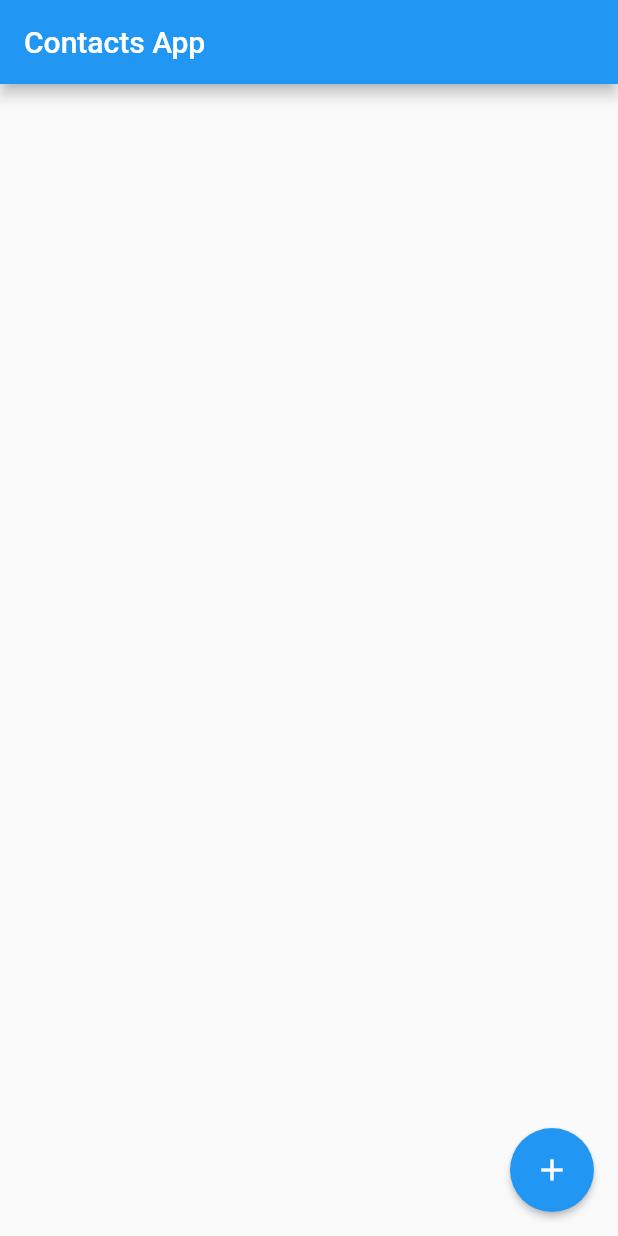
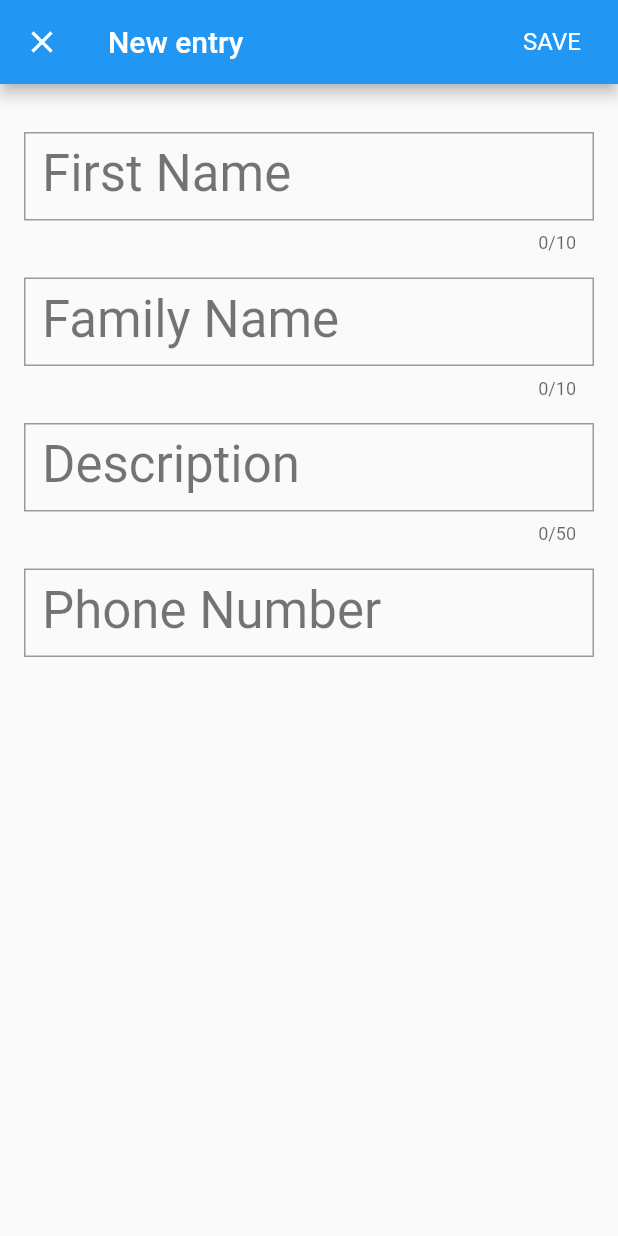
Before and after one commit to zeyadkhaled/TemporaryContacts, a Flutter app: the screen it shows after launch, after a tap on the "add" icon, on a phone screen of 412 x 824 dp. Run offline on Flutter 3.47's test engine with Material 2 defaults, Android fonts, the phone set to English and light mode, and no system bars; our stand-ins replace contacts_service, shared_preferences; missing offline and left inert: simple_permissions.

Commit message:
Implemented Add Contact Dialog

```diff
--- /dev/null
+++ b/lib/addcontact_dialog.dart
@@ -0,0 +1,127 @@
+import 'package:flutter/material.dart';
+import 'package:contacts_service/contacts_service.dart';
+
+class AddContactDialog extends StatefulWidget {
+  @override
+  AddContactDialogState createState() => new AddContactDialogState();
+}
+
+class AddContactDialogState extends State<AddContactDialog> {
+  Contact contact = new Contact();
+  Iterable<Item> phones;
+
+  _createPhone(String number) {
+    phones = [new Item(label: "Mobile", value: number)];
+    contact.phones = phones;
+  }
+
+  Widget _createDialogBody() {
+    return Padding(
+        padding: const EdgeInsets.only(top: 16.0),
+        child: SingleChildScrollView(
+          child: Column(
+            mainAxisSize: MainAxisSize.min,
+            mainAxisAlignment: MainAxisAlignment.spaceAround,
+            children: <Widget>[
+              Padding(
+                padding: const EdgeInsets.only(top: 12.0),
+                child: new ListTile(
+                  //leading: new Icon(Icons.info, color: Colors.grey[500]),
+                  title: new TextField(
+                    maxLength: 10,
+                    decoration: new InputDecoration(
+                      labelStyle: Theme.of(context).textTheme.display1,
+                      labelText: 'First Name',
+                      border: OutlineInputBorder(
+                        borderRadius: BorderRadius.circular(0.0),
+                      ),
+                    ),
+                    keyboardType: TextInputType.text,
+                    onChanged: (value) => contact.givenName = value,
+                  ),
+                ),
+              ),
+              Padding(
+                padding: const EdgeInsets.only(top: 8.0),
+                child: new ListTile(
+                  //leading: new Icon(Icons.info, color: Colors.grey[500]),
+                  title: new TextField(
+                    maxLength: 10,
+                    decoration: new InputDecoration(
+                      labelStyle: Theme.of(context).textTheme.display1,
+                      //errorText: _showValidationError ? 'Invalid number entered' : null,
+                      labelText: 'Family Name',
+                      border: OutlineInputBorder(
+                        borderRadius: BorderRadius.circular(0.0),
+                      ),
+                    ),
+                    keyboardType: TextInputType.text,
+                    onChanged: (value) => contact.familyName = value,
+                  ),
+                ),
+              ),
+              Padding(
+                padding: const EdgeInsets.only(top: 8.0),
+                child: new ListTile(
+                  //leading: new Icon(Icons.info, color: Colors.grey[500]),
+                  title: new TextField(
+                    maxLength: 50,
+                    decoration: new InputDecoration(
+                      labelStyle: Theme.of(context).textTheme.display1,
+                      //errorText: _showValidationError ? 'Invalid number entered' : null,
+                      labelText: 'Description',
+                      border: OutlineInputBorder(
+                        borderRadius: BorderRadius.circular(0.0),
+                      ),
+                    ),
+                    keyboardType: TextInputType.text,
+                    onChanged: (value) => contact.jobTitle = value,
+                  ),
+                ),
+              ),
+              Padding(
+                padding: const EdgeInsets.only(top: 8.0),
+                child: new ListTile(
+                  title: new TextField(
+                    decoration: new InputDecoration(
+                      labelStyle: Theme.of(context).textTheme.display1,
+                      labelText: 'Phone Number',
+                      border: OutlineInputBorder(
+                        borderRadius: BorderRadius.circular(0.0),
+                      ),
+                    ),
+                    keyboardType: TextInputType.phone,
+                    onChanged: (value) => _createPhone(value),
+                  ),
+                ),
+              )
+            ],
+          ),
+        ));
+  }
+
+  @override
+  Widget build(BuildContext context) {
+    return new Scaffold(
+      appBar: new AppBar(
+        title: const Text('New entry'),
+        actions: [
+          new FlatButton(
+              onPressed: () {
+                Navigator.of(context).pop(
+                    contact.givenName == "" || contact.familyName == ""
+                        ? null
+                        : contact);
+              },
+              child: new Text('SAVE',
+                  style: Theme
+                      .of(context)
+                      .textTheme
+                      .subhead
+                      .copyWith(color: Colors.white))),
+        ],
+      ),
+      body: _createDialogBody(),
+    );
+  }
+}
--- a/lib/contacts_listview.dart
+++ b/lib/contacts_listview.dart
@@ -5,6 +5,8 @@ import 'dart:async';
 import 'package:simple_permissions/simple_permissions.dart';
 import 'package:flutter/scheduler.dart';
 import 'package:shared_preferences/shared_preferences.dart';
+import 'addcontact_dialog.dart';
+
 
 class ContactsListView extends StatefulWidget {
   _ContactsListViewState createState() => new _ContactsListViewState();
@@ -133,6 +135,18 @@ class _ContactsListViewState extends State<ContactsListView> {
         await SimplePermissions.requestPermission(Permission.ReadContacts);
     print("permission request result is " + res.toString());
     print("permission request result is " + res2.toString());
+  }
+
+  Future  _showAddContactDialog()  async {
+    Contact save = await Navigator.of(context).push(new MaterialPageRoute<Contact>(
+        builder: (BuildContext context) {
+          return new AddContactDialog();
+        },
+        fullscreenDialog: true
+    ));
+    if (save != null) {
+      _addContacts(save);
+    }
   }
 
   //Shows delete dialog when Contact tile is long pressed
@@ -268,12 +282,14 @@ class _ContactsListViewState extends State<ContactsListView> {
       backgroundColor: Colors.blue,
       child: Icon(Icons.add),
       onPressed: () {
-        _addContacts(new Contact(
-            givenName: "Zeyad", familyName: "Test", jobTitle: "Hacker"));
-        setState(() {
-          _buildListView();
-        });
+        _showAddContactDialog();
 
+//        _addContacts(new Contact(
+//            givenName: "Zeyad", familyName: "Test", jobTitle: "Hacker"));
+//        setState(() {
+//          _buildListView();
+//        });
+//
         //Scroll to top of list after item has been added
         SchedulerBinding.instance.addPostFrameCallback(
           (_) {
```
